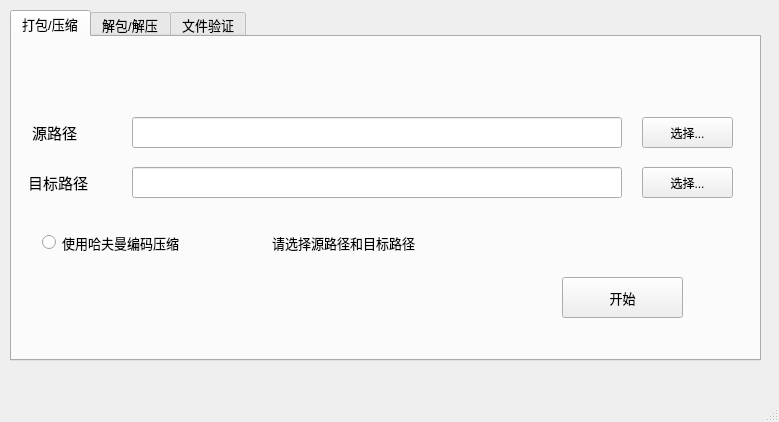
Old version of the form mainwindow.ui in the repository flaggyellow/FilePackUp.
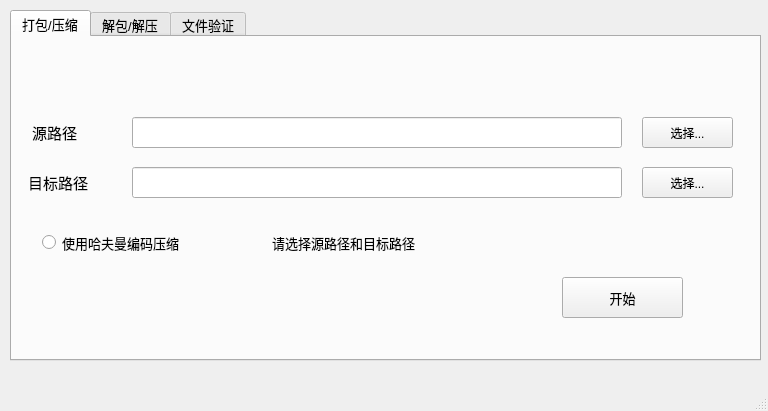
New version of the form.

Patch:
```diff
--- a/mainwindow.ui
+++ b/mainwindow.ui
@@ -6,8 +6,8 @@
    <rect>
     <x>0</x>
     <y>0</y>
-    <width>779</width>
-    <height>422</height>
+    <width>768</width>
+    <height>411</height>
    </rect>
   </property>
   <property name="windowTitle">
```
Left out of the diff: 2 changed lines with no effect on the pictures.
